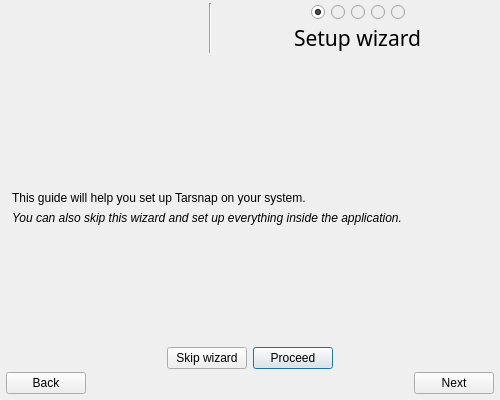
The window that forms/setupdialog.ui (Tarsnap/tarsnap-gui) describes before a commit, drawn with Qt 5.
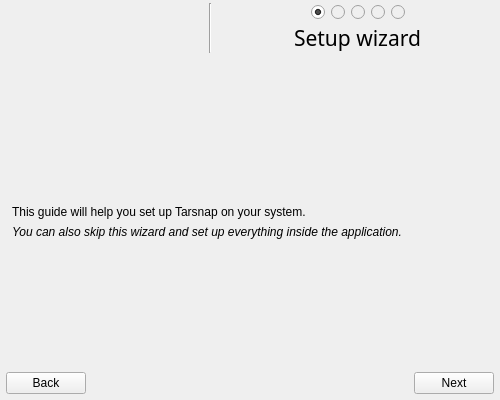
The same window after the commit. Icons and pictures are not drawn.

Commit message: setup: remove some unneeded code and gui due to footer

The edit to the form file:
```diff
--- a/forms/setupdialog.ui
+++ b/forms/setupdialog.ui
@@ -310,85 +310,6 @@
          </property>
         </spacer>
        </item>
-       <item alignment="Qt::AlignBottom">
-        <widget class="QWidget" name="buttonBox" native="true">
-         <layout class="QHBoxLayout" name="horizontalLayout">
-          <property name="leftMargin">
-           <number>0</number>
-          </property>
-          <property name="topMargin">
-           <number>0</number>
-          </property>
-          <property name="rightMargin">
-           <number>0</number>
-          </property>
-          <property name="bottomMargin">
-           <number>0</number>
-          </property>
-          <item>
-           <spacer name="welcomeLeftSpacer">
-            <property name="orientation">
-             <enum>Qt::Horizontal</enum>
-            </property>
-            <property name="sizeType">
-             <enum>QSizePolicy::MinimumExpanding</enum>
-            </property>
-            <property name="sizeHint" stdset="0">
-             <size>
-              <width>40</width>
-              <height>20</height>
-             </size>
-            </property>
-           </spacer>
-          </item>
-          <item>
-           <widget class="QPushButton" name="welcomePageSkipButton">
-            <property name="toolTip">
-             <string>Skip this Wizard</string>
-            </property>
-            <property name="text">
-             <string>Skip wizard</string>
-            </property>
-            <property name="autoDefault">
-             <bool>false</bool>
-            </property>
-           </widget>
-          </item>
-          <item>
-           <widget class="QPushButton" name="welcomePageProceedButton">
-            <property name="toolTip">
-             <string>Proceed to next step</string>
-            </property>
-            <property name="text">
-             <string>Proceed</string>
-            </property>
-            <property name="autoDefault">
-             <bool>true</bool>
-            </property>
-            <property name="default">
-             <bool>true</bool>
-            </property>
-           </widget>
-          </item>
-          <item>
-           <spacer name="welcomeRightSpacer">
-            <property name="orientation">
-             <enum>Qt::Horizontal</enum>
-            </property>
-            <property name="sizeType">
-             <enum>QSizePolicy::MinimumExpanding</enum>
-            </property>
-            <property name="sizeHint" stdset="0">
-             <size>
-              <width>40</width>
-              <height>20</height>
-             </size>
-            </property>
-           </spacer>
-          </item>
-         </layout>
-        </widget>
-       </item>
       </layout>
       <zorder>welcomePageInfoLabelAside</zorder>
       <zorder>welcomePageInfoLabel</zorder>
```
Left out of the diff: 151 changed lines with no effect on the pictures. The commit also changes 1 other file.
